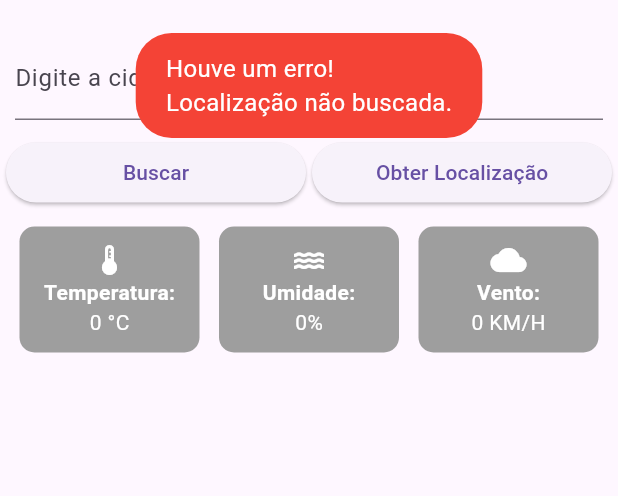
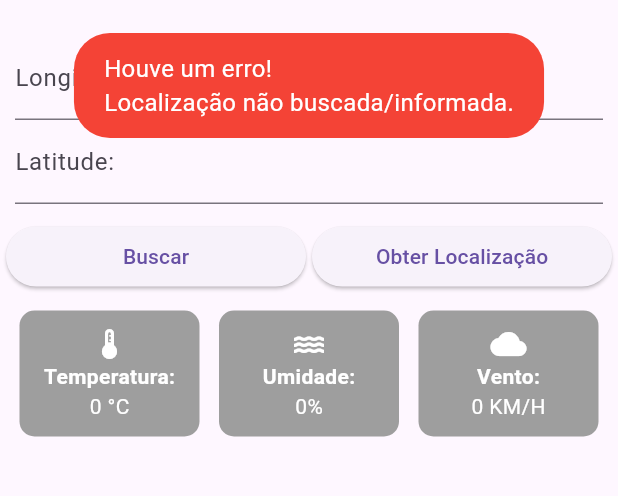
Before and after one commit to iagof-dev/FlutterTempoAgora, a Flutter app: the screen it shows after launch, after a tap on "Buscar", on a phone screen of 412 x 824 dp, the part 63-559 px from its top. Run offline on Flutter 3.47's test engine with Material 3 defaults, Android fonts, the phone set to English and light mode, and no system bars; our stand-ins replace fluttertoast, location.

Commit message:
fix: Typed Geolocation

```diff
--- a/lib/main.dart
+++ b/lib/main.dart
@@ -17,7 +17,8 @@ class MyApp extends StatefulWidget {
 }
 
 class _MyAppState extends State<MyApp> {
-  final txtCidade = TextEditingController();
+  final txtLon = TextEditingController();
+  final txtLat = TextEditingController();
 
   LocationData? currentLocation;
   Location location = Location();
@@ -33,18 +34,6 @@ class _MyAppState extends State<MyApp> {
   bool isLoading = false;
 
   void verifyWeather() async {
-    if (lat.isEmpty || lon.isEmpty) {
-      print('Latitude e Longitude não informados');
-      Fluttertoast.showToast(
-          msg: "Houve um erro!\nLocalização não buscada.",
-          toastLength: Toast.LENGTH_SHORT,
-          gravity: ToastGravity.TOP,
-          timeInSecForIosWeb: 1,
-          backgroundColor: Colors.red,
-          textColor: Colors.white,
-          fontSize: 16.0);
-      return;
-    }
     if (isLoading) {
       Fluttertoast.showToast(
           msg: "Aguarde a busca da localização.",
@@ -57,9 +46,35 @@ class _MyAppState extends State<MyApp> {
       return;
     }
 
+    if (lat.isEmpty || lon.isEmpty) {
+      if (txtLat.text.isEmpty ||
+          txtLat.text == '' && txtLon.text.isEmpty ||
+          txtLon.text == '') {
+        Fluttertoast.showToast(
+            msg: "Houve um erro!\nLocalização não buscada/informada.",
+            toastLength: Toast.LENGTH_SHORT,
+            gravity: ToastGravity.TOP,
+            timeInSecForIosWeb: 1,
+            backgroundColor: Colors.red,
+            textColor: Colors.white,
+            fontSize: 16.0);
+        return;
+      }
+      lat = txtLat.text;
+      lon = txtLon.text;
+    }
+
+    Fluttertoast.showToast(
+        msg: "Buscando clima...",
+        toastLength: Toast.LENGTH_LONG,
+        gravity: ToastGravity.TOP,
+        timeInSecForIosWeb: 1,
+        backgroundColor: Colors.orange,
+        textColor: Colors.white,
+        fontSize: 16.0);
+
     var url =
         'https://api.open-meteo.com/v1/forecast?latitude=$lat&longitude=$lon&current=temperature_2m,relative_humidity_2m,apparent_temperature,wind_speed_10m';
-    print(url);
     var response = await http.get(Uri.parse(url));
     var jsonResponse =
         convert.jsonDecode(response.body) as Map<String, dynamic>;
@@ -74,7 +89,6 @@ class _MyAppState extends State<MyApp> {
           backgroundColor: Colors.red,
           textColor: Colors.white,
           fontSize: 16.0);
-      print('erro na requisição (status code: ${response.statusCode})');
       return;
     }
 
@@ -83,9 +97,6 @@ class _MyAppState extends State<MyApp> {
       humidity = '${jsonResponse['current']['relative_humidity_2m'].round()} %';
       wind = '${jsonResponse['current']['wind_speed_10m'].round()} KM/H';
     });
-
-    print(
-        'Sucesso!\nTemperatura: ${jsonResponse['current']['temperature_2m']}\nUmidade: ${jsonResponse['current']['relative_humidity_2m']}\nVento: ${jsonResponse['current']['wind_speed_10m']}');
   }
 
   Future<void> getGeoLoc() async {
@@ -120,17 +131,18 @@ class _MyAppState extends State<MyApp> {
       isLoading = true;
     });
     Fluttertoast.showToast(
-        msg: "Obtendo localização do dispositivo, Aguarde.",
+        msg: "Obtendo localização do dispositivo...",
         toastLength: Toast.LENGTH_LONG,
         gravity: ToastGravity.TOP,
         timeInSecForIosWeb: 1,
         backgroundColor: Colors.orange,
         textColor: Colors.white,
         fontSize: 16.0);
-    print('Obtendo localização do dispositivo...');
 
     await getGeoLoc();
 
+    txtLat.text = lat;
+    txtLon.text = lon;
     Fluttertoast.showToast(
         msg: "Localização Obtida com sucesso!\n($lat, $lon)",
         toastLength: Toast.LENGTH_SHORT,
@@ -158,11 +170,17 @@ class _MyAppState extends State<MyApp> {
               children: [
                 Container(
                   padding: const EdgeInsets.all(10),
-                  child: TextField(
-                    controller: txtCidade,
-                    decoration:
-                        const InputDecoration(labelText: 'Digite a cidade'),
-                  ),
+                  child: Column(children: [
+                    TextField(
+                      controller: txtLon,
+                      decoration:
+                          const InputDecoration(labelText: 'Longitude:'),
+                    ),
+                    TextField(
+                      controller: txtLat,
+                      decoration: const InputDecoration(labelText: 'Latitude:'),
+                    ),
+                  ]),
                 ),
                 Container(
                   padding: const EdgeInsets.fromLTRB(0, 1, 0, 12),
```
